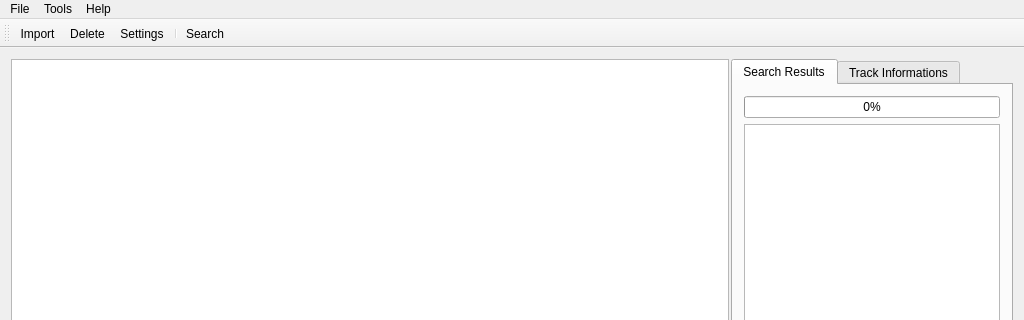
The window that src/gui/mainwindow.ui (alorence/tym) describes before a commit, drawn with Qt 5; both pictures show x 0 to 1024 and y 0 to 320 of the 1024 by 768 pixel window.
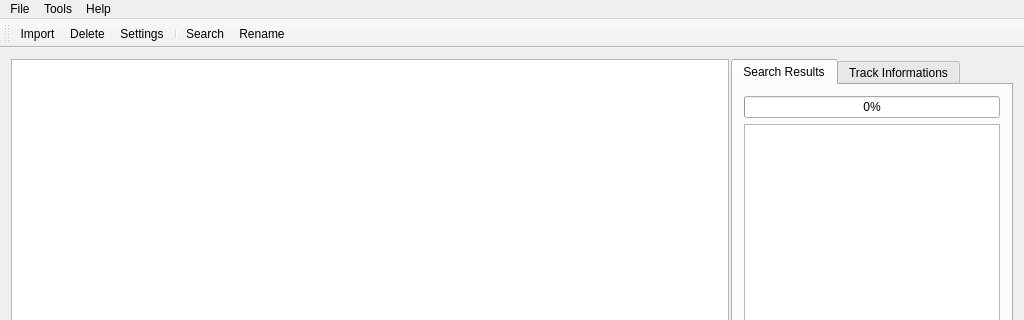
The same window after the commit. Icons and pictures are not drawn. Custom widgets are drawn as their Qt base class.

Commit message: Add Rename action to MainWindow

Patch:
```diff
--- a/src/gui/mainwindow.ui
+++ b/src/gui/mainwindow.ui
@@ -221,6 +221,7 @@
    <addaction name="actionSettings"/>
    <addaction name="separator"/>
    <addaction name="actionSearch"/>
+   <addaction name="actionRename"/>
   </widget>
   <action name="actionImport">
    <property name="icon">
@@ -326,6 +327,11 @@
     <string>Delete</string>
    </property>
   </action>
+  <action name="actionRename">
+   <property name="text">
+    <string>Rename</string>
+   </property>
+  </action>
  </widget>
  <layoutdefault spacing="6" margin="11"/>
  <customwidgets>
```
The commit also changes 2 other files.
